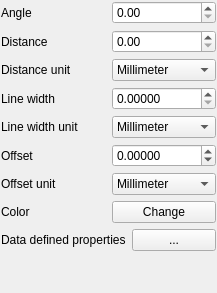
Above: src/ui/symbollayer/widget_linepatternfill.ui from carsmie/QGIS before the change. Below: the same form after it.
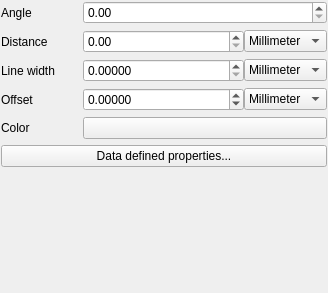
That is the form after the change. Custom widgets are drawn as their Qt base class.

Patch:
```diff
--- a/src/ui/symbollayer/widget_linepatternfill.ui
+++ b/src/ui/symbollayer/widget_linepatternfill.ui
@@ -6,24 +6,23 @@
    <rect>
     <x>0</x>
     <y>0</y>
-    <width>217</width>
+    <width>328</width>
     <height>293</height>
    </rect>
   </property>
   <property name="windowTitle">
    <string>Form</string>
   </property>
-  <layout class="QGridLayout" name="gridLayout">
+  <layout class="QFormLayout" name="formLayout">
+   <property name="fieldGrowthPolicy">
+    <enum>QFormLayout::AllNonFixedFieldsGrow</enum>
+   </property>
+   <property name="horizontalSpacing">
+    <number>28</number>
+   </property>
    <property name="margin">
     <number>1</number>
    </property>
-   <item row="4" column="0">
-    <widget class="QLabel" name="mLineWidthUnitLabel">
-     <property name="text">
-      <string>Line width unit</string>
-     </property>
-    </widget>
-   </item>
    <item row="0" column="0">
     <widget class="QLabel" name="mAngleLabel">
      <property name="text">
@@ -31,6 +30,13 @@
      </property>
     </widget>
    </item>
+   <item row="0" column="1">
+    <widget class="QDoubleSpinBox" name="mAngleSpinBox">
+     <property name="maximum">
+      <double>360.000000000000000</double>
+     </property>
+    </widget>
+   </item>
    <item row="1" column="0">
     <widget class="QLabel" name="mDistanceLabel">
      <property name="text">
@@ -38,8 +44,23 @@
      </property>
     </widget>
    </item>
-   <item row="4" column="1">
-    <widget class="QComboBox" name="mLineWidthUnitComboBox">
+   <item row="1" column="1">
+    <layout class="QHBoxLayout" name="horizontalLayout">
+     <item>
+      <widget class="QDoubleSpinBox" name="mDistanceSpinBox">
+       <property name="sizePolicy">
+        <sizepolicy hsizetype="Minimum" vsizetype="Fixed">
+         <horstretch>1</horstretch>
+         <verstretch>0</verstretch>
+        </sizepolicy>
+       </property>
+       <property name="maximum">
+        <double>999999999.000000000000000</double>
+       </property>
+      </widget>
+     </item>
+     <item>
+      <widget class="QComboBox" name="mDistanceUnitComboBox">
      <item>
       <property name="text">
        <string>Millimeter</string>
@@ -52,7 +73,9 @@
      </item>
     </widget>
    </item>
-   <item row="3" column="0">
+    </layout>
+   </item>
+   <item row="2" column="0">
     <widget class="QLabel" name="mLineWidthLabel">
      <property name="text">
       <string>Line width</string>
@@ -60,7 +83,25 @@
     </widget>
    </item>
    <item row="2" column="1">
-    <widget class="QComboBox" name="mDistanceUnitComboBox">
+    <layout class="QHBoxLayout" name="horizontalLayout_2">
+     <item>
+      <widget class="QDoubleSpinBox" name="mLineWidthSpinBox">
+       <property name="sizePolicy">
+        <sizepolicy hsizetype="Minimum" vsizetype="Fixed">
+         <horstretch>1</horstretch>
+         <verstretch>0</verstretch>
+        </sizepolicy>
+       </property>
+       <property name="decimals">
+        <number>5</number>
+       </property>
+       <property name="maximum">
+        <double>99999999.000000000000000</double>
+       </property>
+      </widget>
+     </item>
+     <item>
+      <widget class="QComboBox" name="mLineWidthUnitComboBox">
      <item>
       <property name="text">
        <string>Millimeter</string>
@@ -73,80 +114,25 @@
      </item>
     </widget>
    </item>
-   <item row="0" column="1">
-    <widget class="QDoubleSpinBox" name="mAngleSpinBox">
-     <property name="maximum">
-      <double>360.000000000000000</double>
-     </property>
-    </widget>
+    </layout>
    </item>
-   <item row="6" column="0">
-    <widget class="QLabel" name="mOffsetUnitLabel">
-     <property name="text">
-      <string>Offset unit</string>
-     </property>
-    </widget>
-   </item>
-   <item row="5" column="0">
+   <item row="3" column="0">
     <widget class="QLabel" name="mOffsetLabel">
      <property name="text">
       <string>Offset</string>
      </property>
     </widget>
    </item>
-   <item row="9" column="0" colspan="2">
-    <spacer name="verticalSpacer">
-     <property name="orientation">
-      <enum>Qt::Vertical</enum>
-     </property>
-     <property name="sizeHint" stdset="0">
-      <size>
-       <width>20</width>
-       <height>40</height>
-      </size>
-     </property>
-    </spacer>
-   </item>
-   <item row="2" column="0">
-    <widget class="QLabel" name="mDistanceUnitLabel">
-     <property name="text">
-      <string>Distance unit</string>
-     </property>
-    </widget>
-   </item>
    <item row="3" column="1">
-    <widget class="QDoubleSpinBox" name="mLineWidthSpinBox">
-     <property name="decimals">
-      <number>5</number>
-     </property>
-     <property name="maximum">
-      <double>99999999.000000000000000</double>
-     </property>
-    </widget>
-   </item>
-   <item row="7" column="1">
-    <widget class="QgsColorButton" name="mColorPushButton">
-     <property name="text">
-      <string>Change</string>
-     </property>
-    </widget>
-   </item>
-   <item row="7" column="0">
-    <widget class="QLabel" name="mColorLabel">
-     <property name="text">
-      <string>Color</string>
-     </property>
-    </widget>
-   </item>
-   <item row="1" column="1">
-    <widget class="QDoubleSpinBox" name="mDistanceSpinBox">
-     <property name="maximum">
-      <double>999999999.000000000000000</double>
-     </property>
-    </widget>
-   </item>
-   <item row="5" column="1">
+    <layout class="QHBoxLayout" name="horizontalLayout_4">
+     <item>
     <widget class="QDoubleSpinBox" name="mOffsetSpinBox">
+       <property name="sizePolicy">
+        <sizepolicy hsizetype="Minimum" vsizetype="Fixed">
+         <horstretch>1</horstretch>
+         <verstretch>0</verstretch>
+        </sizepolicy>
+       </property>
      <property name="decimals">
       <number>5</number>
      </property>
@@ -158,7 +144,7 @@
      </property>
     </widget>
    </item>
-   <item row="6" column="1">
+     <item>
     <widget class="QComboBox" name="mOffsetUnitComboBox">
      <item>
       <property name="text">
@@ -172,16 +158,23 @@
      </item>
     </widget>
    </item>
-   <item row="8" column="0" colspan="2">
-    <layout class="QHBoxLayout" name="horizontalLayout_3">
-     <item>
-      <widget class="QLabel" name="mDataDefinedPropertiesLabel">
+    </layout>
+   </item>
+   <item row="4" column="0">
+    <widget class="QLabel" name="mColorLabel">
        <property name="text">
-        <string>Data defined properties</string>
+      <string>Color</string>
        </property>
       </widget>
      </item>
-     <item>
+   <item row="4" column="1">
+    <widget class="QgsColorButton" name="mColorPushButton">
+     <property name="text">
+      <string/>
+     </property>
+    </widget>
+   </item>
+   <item row="5" column="0" colspan="2">
       <widget class="QPushButton" name="mDataDefinedPropertiesButton">
        <property name="sizePolicy">
         <sizepolicy hsizetype="Minimum" vsizetype="Fixed">
@@ -190,11 +183,9 @@
         </sizepolicy>
        </property>
        <property name="text">
-        <string>...</string>
-       </property>
-      </widget>
-     </item>
-    </layout>
+      <string>Data defined properties...</string>
+     </property>
+    </widget>
    </item>
   </layout>
  </widget>
```
Lines whose indentation alone changed are shown as unchanged.
